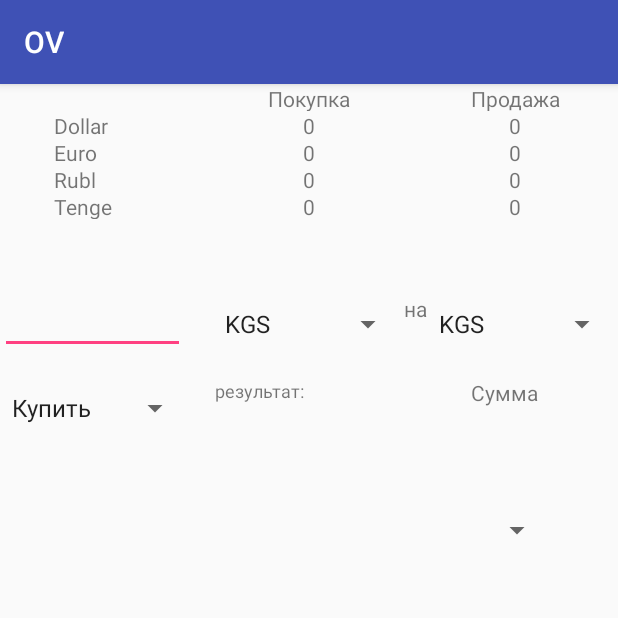
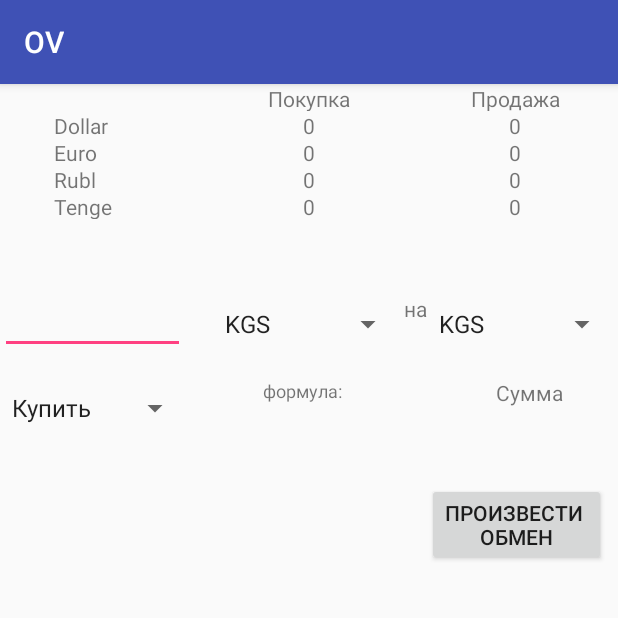
Before and after one commit to NurbekAl/OV, an Android app: the screen it shows after launch (Tablo), on a phone screen of 412 x 824 dp, the top half of it. Run offline under Robolectric (Android 15) with nearby library versions, the phone set to English and light mode, and no system bars; our stand-ins replace Firebase (no records; nobody signed in at launch, a user with empty details on screens opened directly); 8 statements that could not run were skipped.

Commit message:
Add button and create new activity

```diff
--- a/app/build.gradle
+++ b/app/build.gradle
@@ -31,4 +31,5 @@ dependencies {
 }
 
 
+
 apply plugin: 'com.google.gms.google-services'
--- a/app/src/main/AndroidManifest.xml
+++ b/app/src/main/AndroidManifest.xml
@@ -16,6 +16,7 @@
                 <category android:name="android.intent.category.LAUNCHER" />
             </intent-filter>
         </activity>
+        <activity android:name=".BankActivity"></activity>
     </application>
 
 </manifest>
--- /dev/null
+++ b/app/src/main/java/kg/obval/ov/BankActivity.java
@@ -0,0 +1,13 @@
+package kg.obval.ov;
+
+import android.support.v7.app.AppCompatActivity;
+import android.os.Bundle;
+
+public class BankActivity extends AppCompatActivity {
+
+    @Override
+    protected void onCreate(Bundle savedInstanceState) {
+        super.onCreate(savedInstanceState);
+        setContentView(R.layout.activity_bank);
+    }
+}
--- a/app/src/main/java/kg/obval/ov/Tablo.java
+++ b/app/src/main/java/kg/obval/ov/Tablo.java
@@ -7,6 +7,7 @@ import android.text.TextWatcher;
 import android.view.View;
 import android.widget.AdapterView;
 import android.widget.ArrayAdapter;
+import android.widget.Button;
 import android.widget.EditText;
 import android.widget.Spinner;
 import android.widget.TextView;
@@ -48,7 +49,7 @@ public class Tablo extends AppCompatActivity {
     Spinner  kupitprodat;
     TextView resultatView;
     TextView summaView;
-    Spinner  proobmen;
+    Button proobmen;
 
     double inputValue;
 
@@ -109,6 +110,13 @@ public class Tablo extends AppCompatActivity {
 
             }
         };
+
+        proobmen.setOnClickListener(new View.OnClickListener() {
+            @Override
+            public void onClick(View v) {
+
+            }
+        });
 
         kupitprodat.setOnItemSelectedListener(onItemSelectedListener);
         spinnervalutaposle.setOnItemSelectedListener(onItemSelectedListener);
@@ -253,8 +261,8 @@ public class Tablo extends AppCompatActivity {
         kupitprodat = (Spinner) findViewById(R.id.kupitprodat);
         resultatView = (TextView) findViewById(R.id.resultatView);
         summaView = (TextView) findViewById(R.id.summaView);
-        proobmen = (Spinner) findViewById(R.id.proobmen);
         resultatView = (TextView) findViewById(R.id.resultatView);
+        proobmen = (Button) findViewById(R.id.proobmen);
 
         resultatView.setTextSize(12);
 
--- /dev/null
+++ b/app/src/main/res/layout/activity_bank.xml
@@ -0,0 +1,9 @@
+<?xml version="1.0" encoding="utf-8"?>
+<android.support.constraint.ConstraintLayout xmlns:android="http://schemas.android.com/apk/res/android"
+    xmlns:app="http://schemas.android.com/apk/res-auto"
+    xmlns:tools="http://schemas.android.com/tools"
+    android:layout_width="match_parent"
+    android:layout_height="match_parent"
+    tools:context="kg.obval.ov.BankActivity">
+
+</android.support.constraint.ConstraintLayout>
--- a/app/src/main/res/layout/activity_tablo.xml
+++ b/app/src/main/res/layout/activity_tablo.xml
@@ -6,35 +6,22 @@
     android:layout_height="match_parent"
     tools:context="kg.obval.ov.Tablo">
 
-    <Spinner
-        android:id="@+id/proobmen"
-        android:layout_width="111dp"
-        android:layout_height="40dp"
-        android:layout_marginLeft="257dp"
-        app:layout_constraintLeft_toLeftOf="parent"
-        tools:layout_conversion_absoluteHeight="40dp"
-        tools:layout_conversion_absoluteWidth="111dp"
-        tools:layout_conversion_absoluteX="18dp"
-        tools:layout_conversion_absoluteY="329dp"
-        android:layout_marginTop="41dp"
-        app:layout_constraintTop_toBottomOf="@+id/kupitprodat" />
-
     <TextView
         android:id="@+id/summaView"
         android:layout_width="90dp"
         android:layout_height="38dp"
-        android:text="Сумма"
+        android:layout_marginLeft="8dp"
+        android:layout_marginRight="8dp"
+        android:layout_marginTop="16dp"
+        android:text="     Сумма"
+        app:layout_constraintHorizontal_bias="1.0"
+        app:layout_constraintLeft_toRightOf="@+id/resultatView"
+        app:layout_constraintRight_toRightOf="parent"
+        app:layout_constraintTop_toBottomOf="@+id/linearLayout6"
         tools:layout_conversion_absoluteHeight="40dp"
         tools:layout_conversion_absoluteWidth="65dp"
         tools:layout_conversion_absoluteX="179dp"
-        tools:layout_conversion_absoluteY="315dp"
-        android:layout_marginTop="16dp"
-        app:layout_constraintTop_toBottomOf="@+id/linearLayout6"
-        app:layout_constraintLeft_toRightOf="@+id/resultatView"
-        android:layout_marginLeft="8dp"
-        android:layout_marginRight="8dp"
-        app:layout_constraintRight_toRightOf="parent"
-        app:layout_constraintHorizontal_bias="1.0" />
+        tools:layout_conversion_absoluteY="315dp" />
 
     <Spinner
         android:id="@+id/kupitprodat"
@@ -295,7 +282,7 @@
         android:layout_height="26dp"
         android:layout_marginLeft="16dp"
         android:layout_marginTop="16dp"
-        android:text="результат:"
+        android:text="            формула:"
         app:layout_constraintLeft_toRightOf="@+id/kupitprodat"
         app:layout_constraintTop_toBottomOf="@+id/linearLayout6"
         tools:layout_conversion_absoluteHeight="16dp"
@@ -303,4 +290,14 @@
         tools:layout_conversion_absoluteX="284dp"
         tools:layout_conversion_absoluteY="329dp" />
 
+    <Button
+        android:id="@+id/proobmen"
+        android:layout_width="wrap_content"
+        android:layout_height="wrap_content"
+        android:layout_marginRight="8dp"
+        android:layout_marginTop="32dp"
+        android:text="Произвести \nобмен"
+        app:layout_constraintRight_toRightOf="parent"
+        app:layout_constraintTop_toBottomOf="@+id/summaView" />
+
 </android.support.constraint.ConstraintLayout>
```
